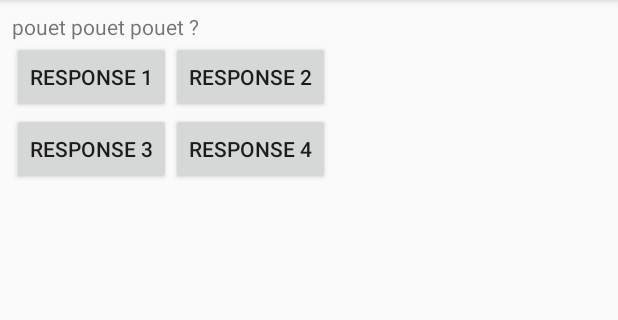
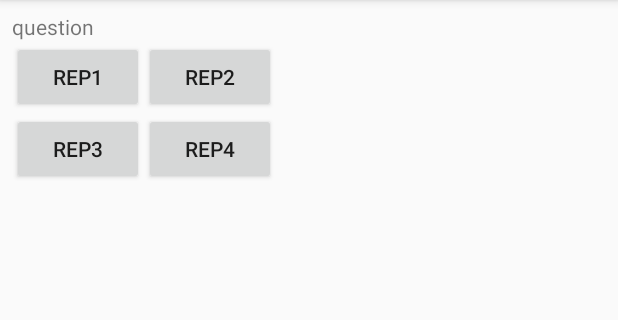
Before and after one commit to DM-Intech/test-android, an Android app: the quiz screen opened directly, with no data from a screen before it, on a phone screen of 412 x 824 dp, the part 84-404 px from its top. Run offline under Robolectric (Android 15) with nearby library versions, the light colour scheme and no system bars.

Commit message:
adding the text changing for questions

```diff
--- a/app/src/main/res/layout/activity_quiz.xml
+++ b/app/src/main/res/layout/activity_quiz.xml
@@ -15,20 +15,20 @@
             android:layout_height="wrap_content"
             android:id="@+id/question"
             android:layout_marginTop="8dp"
-            android:text="pouet pouet pouet ?"/>
+            android:text="@string/question"/>
 
         <Button
             android:layout_width="wrap_content"
             android:layout_height="wrap_content"
             android:id="@+id/resp1"
-            android:text="Response 1"
+            android:text="@string/rep1"
             android:layout_below="@id/question"/>
 
         <Button
             android:layout_width="wrap_content"
             android:layout_height="wrap_content"
             android:id="@+id/resp2"
-            android:text="Response 2"
+            android:text="@string/rep2"
             android:layout_below="@id/question"
             android:layout_toRightOf="@id/resp1"/>
 
@@ -36,14 +36,14 @@
             android:layout_width="wrap_content"
             android:layout_height="wrap_content"
             android:id="@+id/resp3"
-            android:text="Response 3"
+            android:text="@string/rep3"
             android:layout_below="@id/resp1"/>
 
         <Button
             android:layout_width="wrap_content"
             android:layout_height="wrap_content"
             android:id="@+id/resp4"
-            android:text="Response 4"
+            android:text="@string/rep4"
             android:layout_below="@id/resp1"
             android:layout_toRightOf="@id/resp1"/>
 </RelativeLayout>
--- a/app/src/main/res/values/strings.xml
+++ b/app/src/main/res/values/strings.xml
@@ -1,3 +1,8 @@
 <resources>
     <string name="app_name">Cat-quizz</string>
+    <string name="question">question</string>
+    <string name="rep1">rep1</string>
+    <string name="rep2">rep2</string>
+    <string name="rep3">rep3</string>
+    <string name="rep4">rep4</string>
 </resources>
```
Also changed, not shown: app/src/main/java/cours_android/intech/cat_quizz/MainActivity.java (+19 -3 lines).
